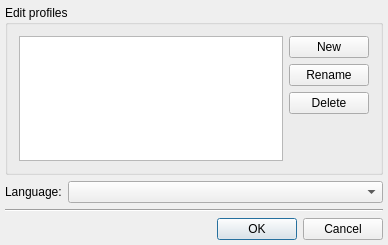
vacuum-im/vacuum-im, file Vacuum/trunk/src/plugins/Settings/profiledialog.ui: the form before one commit.
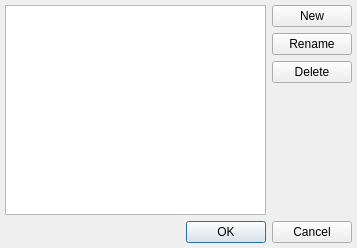
The form after the commit.

```diff
--- a/Vacuum/trunk/src/plugins/Settings/profiledialog.ui
+++ b/Vacuum/trunk/src/plugins/Settings/profiledialog.ui
@@ -5,24 +5,18 @@
    <rect>
     <x>0</x>
     <y>0</y>
-    <width>388</width>
-    <height>245</height>
+    <width>357</width>
+    <height>248</height>
    </rect>
   </property>
   <property name="windowTitle" >
    <string>Change profile</string>
   </property>
-  <layout class="QVBoxLayout" >
+  <layout class="QVBoxLayout" name="verticalLayout" >
    <property name="margin" >
     <number>5</number>
    </property>
    <item>
-    <widget class="QGroupBox" name="grbProfiles" >
-     <property name="title" >
-      <string>Edit profiles</string>
-     </property>
-     <layout class="QVBoxLayout" >
-      <item>
        <layout class="QHBoxLayout" >
         <item>
          <widget class="QListWidget" name="lstProfiles" >
@@ -73,40 +67,6 @@
          </layout>
         </item>
        </layout>
-      </item>
-     </layout>
-    </widget>
-   </item>
-   <item>
-    <layout class="QHBoxLayout" >
-     <item>
-      <widget class="QLabel" name="lblLang" >
-       <property name="text" >
-        <string>Language:</string>
-       </property>
-       <property name="buddy" >
-        <cstring>cmbLang</cstring>
-       </property>
-      </widget>
-     </item>
-     <item>
-      <widget class="QComboBox" name="cmbLang" >
-       <property name="sizePolicy" >
-        <sizepolicy vsizetype="Fixed" hsizetype="Expanding" >
-         <horstretch>0</horstretch>
-         <verstretch>0</verstretch>
-        </sizepolicy>
-       </property>
-      </widget>
-     </item>
-    </layout>
-   </item>
-   <item>
-    <widget class="Line" name="line" >
-     <property name="orientation" >
-      <enum>Qt::Horizontal</enum>
-     </property>
-    </widget>
    </item>
    <item>
     <widget class="QDialogButtonBox" name="btbButtons" >
```
Left out of the diff: 2 changed lines with no effect on the pictures. Lines whose indentation alone changed are shown as unchanged.
